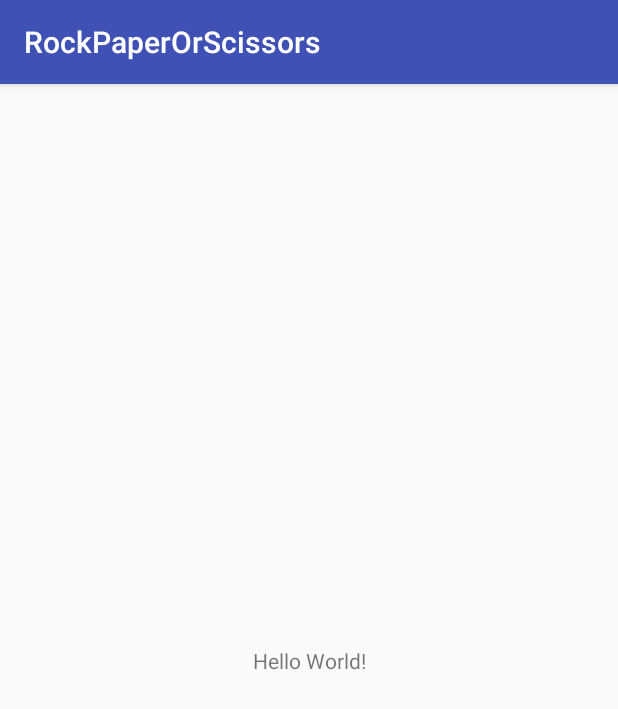
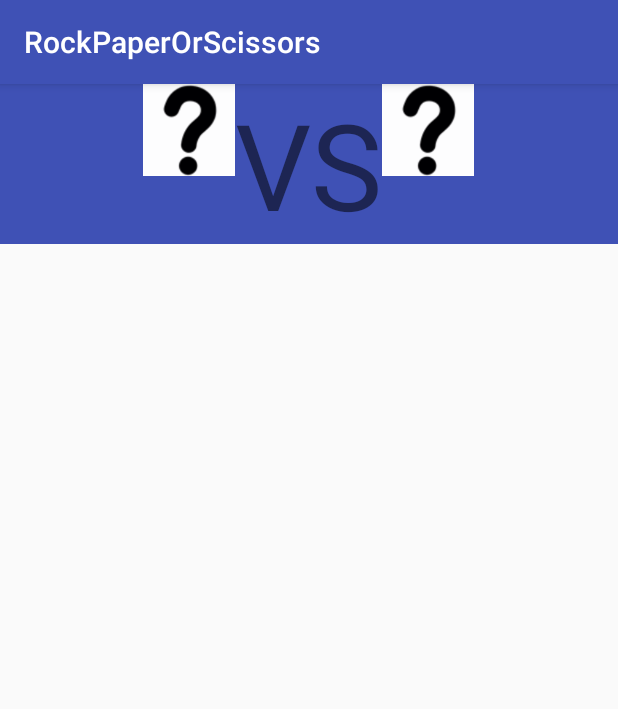
Before and after one commit to eneasdh-fs/RockPaperOrScissors, an Android app: the screen it shows after launch (MainActivity), on a phone screen of 412 x 824 dp. Shown: the top 709 px of the screen. Run offline under Robolectric (Android 15) with nearby library versions, the phone set to English and light mode, and no system bars.

Commit message:
Make view

```diff
--- a/app/src/main/res/layout/activity_main.xml
+++ b/app/src/main/res/layout/activity_main.xml
@@ -1,19 +1,55 @@
 <?xml version="1.0" encoding="utf-8"?>
-<android.support.constraint.ConstraintLayout
+<RelativeLayout
         xmlns:android="http://schemas.android.com/apk/res/android"
         xmlns:tools="http://schemas.android.com/tools"
-        xmlns:app="http://schemas.android.com/apk/res-auto"
+        android:id="@+id/content_inicio"
         android:layout_width="match_parent"
         android:layout_height="match_parent"
-        tools:context="io.enea.rockpaperorscissors.MainActivity">
+        tools:context=".MainActivity"
+        tools:showIn="@layout/activity_main">
 
-    <TextView
-            android:layout_width="wrap_content"
+    <LinearLayout
+            android:background="@color/colorPrimary"
+            android:id="@+id/container"
+            android:layout_width="match_parent"
             android:layout_height="wrap_content"
-            android:text="Hello World!"
-            app:layout_constraintBottom_toBottomOf="parent"
-            app:layout_constraintLeft_toLeftOf="parent"
-            app:layout_constraintRight_toRightOf="parent"
-            app:layout_constraintTop_toTopOf="parent"/>
+            android:orientation="vertical">
 
-</android.support.constraint.ConstraintLayout>
+        <LinearLayout
+                android:layout_width="match_parent"
+                android:layout_height="wrap_content"
+                android:orientation="horizontal"
+                android:gravity="center_horizontal"
+                android:id="@+id/wrapper_positions">
+        </LinearLayout>
+
+        <LinearLayout
+                android:layout_width="match_parent"
+                android:layout_height="wrap_content"
+                android:orientation="horizontal"
+                android:gravity="center_horizontal">
+
+            <ImageView
+                    android:layout_width="wrap_content"
+                    android:layout_height="wrap_content"
+                    android:src="@drawable/unknown"
+                    android:id="@+id/user"/>
+
+            <TextView
+                    android:layout_width="wrap_content"
+                    android:layout_height="wrap_content"
+                    android:text="VS"
+                    android:textSize="80dp"
+                    android:gravity="center"
+                    android:layout_gravity="center"/>
+
+            <ImageView
+                    android:layout_width="wrap_content"
+                    android:layout_height="wrap_content"
+                    android:src="@drawable/unknown"
+                    android:id="@+id/rival"/>
+        </LinearLayout>
+
+    </LinearLayout>
+
+</RelativeLayout>
```
